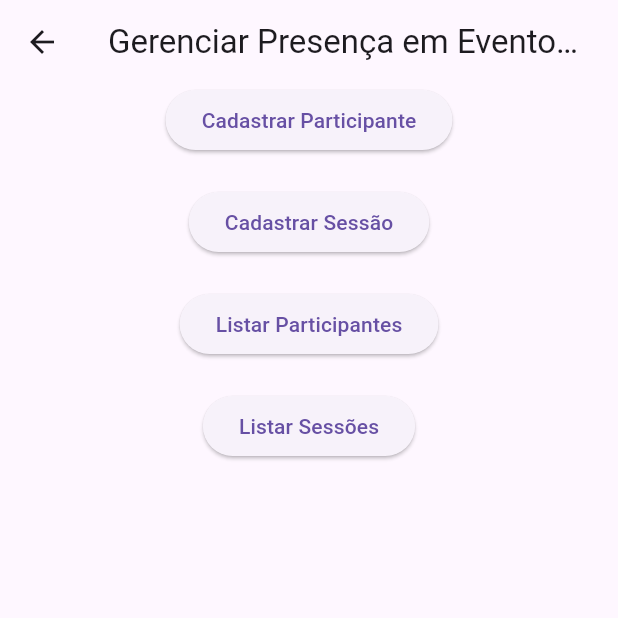
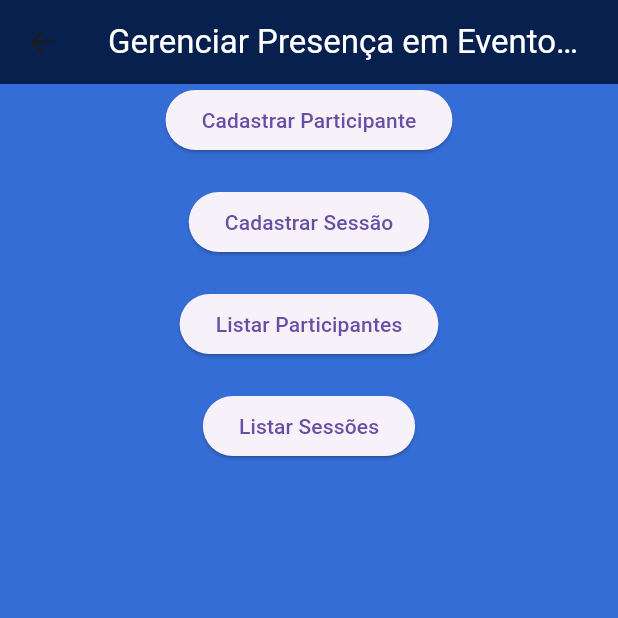
Before and after one commit to Isaq-11/frequency-and-checkin-control, a Flutter app: the TelaPrincipalTesteScreen screen opened directly, on a phone screen of 412 x 824 dp, the top half of it. Run offline on Flutter 3.47's test engine with Material 3 defaults, Android fonts, the phone set to English and light mode, and no system bars.

Commit message:
style: style changed

```diff
--- a/lib/frequency_control/config/my_app/my_app.dart
+++ b/lib/frequency_control/config/my_app/my_app.dart
@@ -1,7 +1,8 @@
 import 'package:flutter/material.dart';
 import 'package:frequency_control/frequency_control/config/routes/routes.dart';
 
-import 'package:frequency_control/frequency_control/screens/tela_principal_teste_screen.dart';
+import 'package:frequency_control/frequency_control/screens/inicio_screen.dart';
+import 'package:frequency_control/frequency_control/screens/principal_teste_screen.dart';
 import 'package:frequency_control/frequency_control/screens/cadastro_participante_screen.dart';
 import 'package:frequency_control/frequency_control/screens/cadastro_sessao_screen.dart';
 import 'package:frequency_control/frequency_control/screens/listagem_participantes_screen.dart';
@@ -14,7 +15,9 @@ class MyApp extends StatelessWidget {
   Widget build(BuildContext context) {
     return MaterialApp(
       title: 'Controle de Frequência',
+      initialRoute: Rotas.telaInicial,
       routes: {
+        Rotas.telaInicial: (context) => InicioScreen(),
         Rotas.telaPrincipalTeste: (context) => TelaPrincipalTesteScreen(),
         Rotas.telaCadastroParticipante: (context) =>
             CadastroParticipanteScreen(),
--- a/lib/frequency_control/config/routes/routes.dart
+++ b/lib/frequency_control/config/routes/routes.dart
@@ -1,5 +1,6 @@
 class Rotas {
-  static const String telaPrincipalTeste = '/';
+  static const String telaInicial = '/';
+  static const String telaPrincipalTeste = 'tela-principal-teste';
   static const String telaCadastroParticipante = 'cadastro-participante';
   static const String telaCadastroSessao = 'cadastro-sessao';
   static const String telaListagemParticipantes = 'listagem-participantes';
--- a/lib/frequency_control/screens/tela_principal_teste_screen.dart
+++ b/lib/frequency_control/screens/principal_teste_screen.dart
@@ -5,7 +5,14 @@ class TelaPrincipalTesteScreen extends StatelessWidget {
   @override
   Widget build(BuildContext context) {
     return Scaffold(
-      appBar: AppBar(title: Text('Gerenciar Presença em Eventos Acadêmicos')),
+      appBar: AppBar(
+        title: Text(
+          'Gerenciar Presença em Eventos Acadêmicos',
+          style: TextStyle(color: Colors.white),
+        ),
+        backgroundColor: const Color.fromARGB(255, 7, 32, 77),
+      ),
+      backgroundColor: const Color.fromARGB(255, 53, 109, 214),
       body: Center(
         child: Column(
           children: [
```
Also changed, not shown: lib/frequency_control/screens/cadastro_participante_screen.dart (+9 -1 lines), lib/frequency_control/screens/cadastro_sessao_screen.dart (+6 -1 lines), lib/frequency_control/screens/inicio_screen.dart (added, +23 -0 lines), lib/frequency_control/screens/listagem_participantes_screen.dart (+9 -1 lines), lib/frequency_control/screens/listagem_sessoes_screen.dart (+6 -1 lines).
